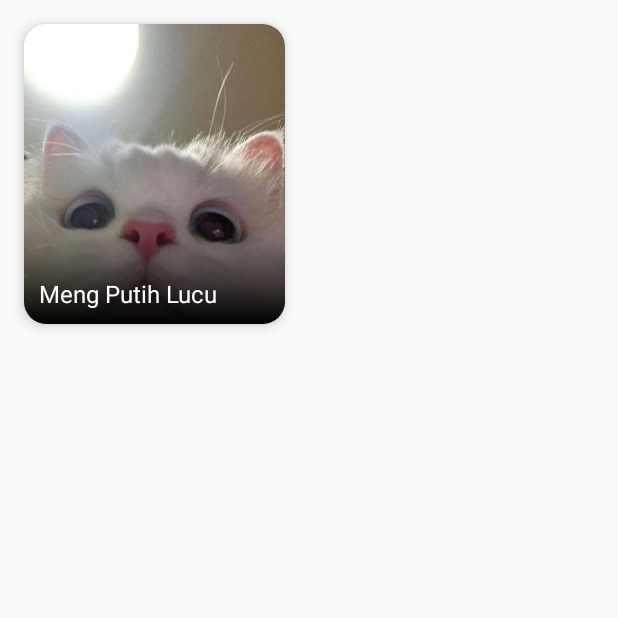
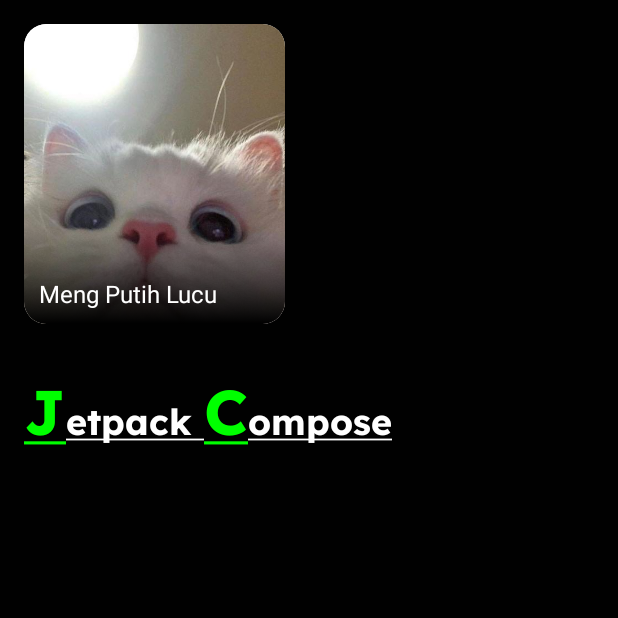
Before and after one commit to driskimaulana/dicoding-fundamental-android, an Android app built with Jetpack Compose: the screen it shows after launch (MainActivity), on a phone screen of 412 x 824 dp, the top half of it. Run offline under Robolectric (Android 15) with nearby library versions, the phone set to English and light mode, and no system bars.

Commit message:
Learn Compose - Styling Text

```diff
--- a/LearnCompose/app/src/main/java/com/driskimaulana/learncompose/MainActivity.kt
+++ b/LearnCompose/app/src/main/java/com/driskimaulana/learncompose/MainActivity.kt
@@ -20,7 +20,14 @@ import androidx.compose.ui.graphics.ImageBitmap
 import androidx.compose.ui.graphics.painter.Painter
 import androidx.compose.ui.layout.ContentScale
 import androidx.compose.ui.res.painterResource
+import androidx.compose.ui.text.SpanStyle
 import androidx.compose.ui.text.TextStyle
+import androidx.compose.ui.text.buildAnnotatedString
+import androidx.compose.ui.text.font.Font
+import androidx.compose.ui.text.font.FontFamily
+import androidx.compose.ui.text.font.FontWeight
+import androidx.compose.ui.text.style.TextDecoration
+import androidx.compose.ui.text.withStyle
 import androidx.compose.ui.tooling.preview.Preview
 import androidx.compose.ui.unit.dp
 import androidx.compose.ui.unit.sp
@@ -30,18 +37,59 @@ import com.driskimaulana.learncompose.ui.theme.LearnComposeTheme
 class MainActivity : ComponentActivity() {
     override fun onCreate(savedInstanceState: Bundle?) {
         super.onCreate(savedInstanceState)
+
+        val lexendFontFamily = FontFamily(
+            Font(R.font.lexend_thin, FontWeight.Thin),
+            Font(R.font.lexend_light, FontWeight.Light),
+            Font(R.font.lexend_medium, FontWeight.Medium),
+            Font(R.font.lexend_medium, FontWeight.Normal),
+            Font(R.font.lexend_bold, FontWeight.Bold)
+        )
+
         setContent {
             val painter = painterResource(id = R.drawable.menglucu)
             val description = "Meng kucing putih lucu"
             val title = "Meng Putih Lucu"
 
-            Box(
+            Column(
                 modifier = Modifier
-                    .fillMaxWidth(0.5f)
-                    .padding(16.dp)
+                    .fillMaxSize()
+                    .background(color = Color(0xFF010101))
             ) {
-                ImageCard(painter = painter, contentDescription = description, title = title)
+                Box(
+                    modifier = Modifier
+                        .fillMaxWidth(0.5f)
+                        .padding(16.dp)
+                ) {
+                    ImageCard(painter = painter, contentDescription = description, title = title)
+                }
+
+                Box(
+                    modifier = Modifier
+                        .fillMaxWidth()
+                        .padding(16.dp)
+                ) {
+                    Text(
+                        text = buildAnnotatedString {
+                            withStyle(style = SpanStyle(color = Color.Green, fontSize = 42.sp)) {
+                                append("J")
+                            }
+                            append("etpack ")
+                            withStyle(style = SpanStyle(color = Color.Green, fontSize = 42.sp)) {
+                                append("C")
+                            }
+                            append("ompose")
+                        },
+                        fontSize = 24.sp,
+                        color = Color.White,
+                        fontWeight = FontWeight.Bold,
+                        fontFamily = lexendFontFamily,
+                        textDecoration = TextDecoration.Underline
+                    )
+                }
+
             }
+
         }
     }
 
```
Also changed, not shown: LearnCompose/app/src/main/res/font/lexend_bold.ttf (added), LearnCompose/app/src/main/res/font/lexend_light.ttf (added), LearnCompose/app/src/main/res/font/lexend_medium.ttf (added), LearnCompose/app/src/main/res/font/lexend_regular.ttf (added), LearnCompose/app/src/main/res/font/lexend_thin.ttf (added).
